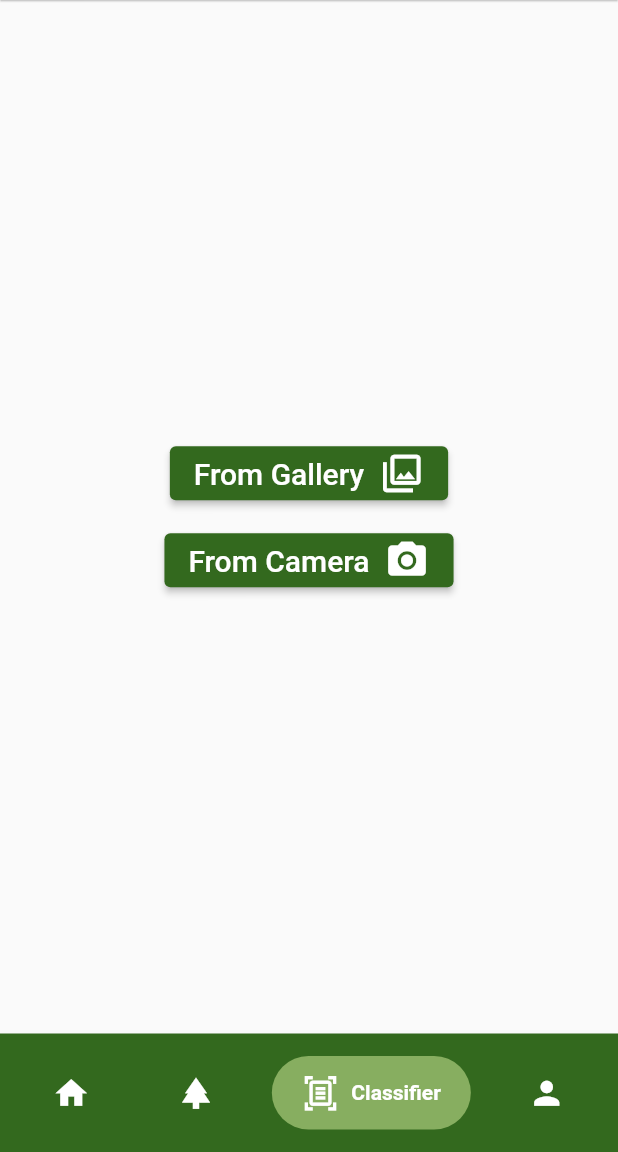
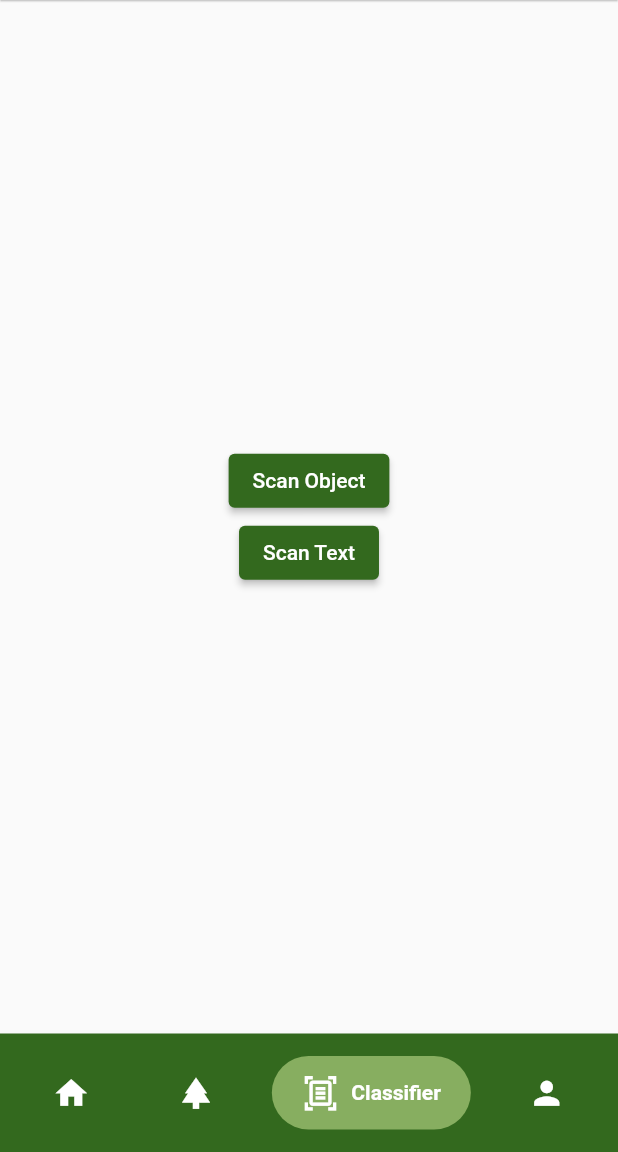
Before and after one commit to Ghadaaljariwi/iRecycle, a Flutter app: the HomePage screen opened directly, item 3 of the bottom bar chosen, on a phone screen of 412 x 824 dp, the part 84-1236 px from its top. Run offline on Flutter 3.47's test engine with Material 2 defaults, Android fonts, the phone set to English and light mode, and no system bars; drawn by our look-alikes of google_nav_bar; our stand-ins replace bloc, cached_network_image, cloud_firestore, cross_file, equatable, firebase_auth and 12 more; accounts and stored records are empty.

Commit message:
Revert "Merge branch 'mergee' of https://github.com/Ghadaaljariwi/iRecycle into mergee"
This reverts commit ed3dc6bdc706d30229abc4de2ebadfbb5c8dea33.

```diff
--- a/lib/main.dart
+++ b/lib/main.dart
@@ -15,8 +15,6 @@ import 'package:cloud_firestore/cloud_firestore.dart';
 import 'package:firebase_auth/firebase_auth.dart';
 import 'package:firebase_core/firebase_core.dart';
 import 'firebase_options.dart';
-import 'package:test/test.dart';
-import 'package:mockito/mockito.dart';
 
 Map<int, Color> color = {
   50: Color.fromARGB(255, 65, 102, 39),
--- a/lib/models/profileThreadItem.dart
+++ b/lib/models/profileThreadItem.dart
@@ -283,7 +283,7 @@ class _ProfileThreadItem extends State<ProfileThreadItem> {
                       Padding(
                         padding: const EdgeInsets.only(top: 6.0, bottom: 2.0),
                         child: Row(
-                          mainAxisAlignment: MainAxisAlignment.spaceEvenly,
+                          mainAxisAlignment: MainAxisAlignment.spaceAround,
                           children: <Widget>[
                             GestureDetector(
                               onTap: () => _updateLikeCount(
@@ -541,7 +541,7 @@ class _EditPost extends State<EditPost> {
       FBCloudStore.sendPostInFirebase(
           postId, name, writingTextController.text, post);
 
-      //showToastMessage("The post is under review by the admin");
+      showToastMessage("The post is under review by the admin");
 
       setState(() {
         _isLoading = false;
--- a/lib/pages/AdminHome.dart
+++ b/lib/pages/AdminHome.dart
@@ -215,7 +215,7 @@ class _AdminHomePageState extends State<AdminHomePage> {
                   color: Theme.of(context).accentColor,
                 ),
                 title: Text(
-                  'Log Out',
+                  'Logout',
                   style: TextStyle(
                       fontSize: _drawerFontSize,
                       color: Theme.of(context).accentColor),
--- a/lib/pages/AdminViewPost/AdminMaintread.dart
+++ b/lib/pages/AdminViewPost/AdminMaintread.dart
@@ -36,7 +36,7 @@ class _AdminThreadMain extends State<AdminThreadMain> {
       body: StreamBuilder<QuerySnapshot>(
           stream: FirebaseFirestore.instance
               .collection('thread')
-              //.where('state', isEqualTo: 'False')
+              .where('state', isEqualTo: 'False')
               .orderBy('postTimeStamp', descending: true)
               .snapshots(),
           builder: (context, snapshot) {
--- a/lib/pages/BlocCategories/categoryDetail.dart
+++ b/lib/pages/BlocCategories/categoryDetail.dart
@@ -71,8 +71,8 @@ class _CategoryDetailState extends State<CategoryDetail> {
                 widget.cat['image'].startsWith('http'))
               Image.network(
                 widget.cat['image'],
-                height: 450,
-                width: 450,
+                height: 150,
+                width: 150,
               ),
             SizedBox(height: 20),
             Text(
--- a/lib/pages/BlocCategories/categoryField.dart
+++ b/lib/pages/BlocCategories/categoryField.dart
@@ -49,7 +49,6 @@ class _CategoryFieldState extends State<CategoryField> {
     //context.read<CategoryBloc>().add(AddCategory(object: object));
 */
     addCategoryDB(NameController.text, DescriptionController.text, image);
-    showToastMessage("The category has been added successfully");
     Navigator.pop(context);
   }
 
--- a/lib/pages/homes.dart
+++ b/lib/pages/homes.dart
@@ -188,7 +188,7 @@ class _HomePageState extends State<HomePage> {
                 color: Theme.of(context).accentColor,
               ),
               title: Text(
-                'Log Out',
+                'Logout',
                 style: TextStyle(
                     fontSize: _drawerFontSize,
                     color: Theme.of(context).accentColor),
--- a/lib/pages/scan_object.dart
+++ b/lib/pages/scan_object.dart
@@ -32,8 +32,8 @@ class _CameraScreenState extends State<CameraScreen> {
     }
   }
 
-  Future<void> _pickImage(ImageSource source) async {
-    final pickedFile = await imagePicker.getImage(source: source);
+  Future<void> _pickImage() async {
+    final pickedFile = await imagePicker.getImage(source: ImageSource.gallery);
     if (pickedFile != null) {
       _sendImage(pickedFile.path);
     }
@@ -111,7 +111,6 @@ class _CameraScreenState extends State<CameraScreen> {
         child: new Column(
             mainAxisAlignment: MainAxisAlignment.center,
             children: <Widget>[
-              /*
               ElevatedButton(
                 child: Text('Scan Object'),
                 onPressed: () {
@@ -120,51 +119,11 @@ class _CameraScreenState extends State<CameraScreen> {
                   type = 'OBJECT_LOCALIZATION';
                 },
               ),
-              */
               ElevatedButton(
-                child: Row(
-                    crossAxisAlignment: CrossAxisAlignment.center,
-                    mainAxisSize: MainAxisSize.min,
-                    mainAxisAlignment: MainAxisAlignment.spaceEvenly,
-                    children: [
-                      Text('From Gallery',
-                          style: TextStyle(
-                            fontSize: 20,
-                          )),
-                      Padding(padding: EdgeInsets.all(5)),
-                      Icon(
-                        Icons.photo_library_outlined,
-                        size: 30,
-                      )
-                    ]),
+                child: Text('Scan Text'),
                 onPressed: () {
                   _getPermission();
-                  _pickImage(ImageSource.gallery);
-                  type = 'TEXT_DETECTION';
-                },
-              ),
-              SizedBox(
-                height: 10,
-              ),
-              ElevatedButton(
-                child: Row(
-                    crossAxisAlignment: CrossAxisAlignment.center,
-                    mainAxisSize: MainAxisSize.min,
-                    mainAxisAlignment: MainAxisAlignment.spaceEvenly,
-                    children: [
-                      Text('From Camera',
-                          style: TextStyle(
-                            fontSize: 20,
-                          )),
-                      Padding(padding: EdgeInsets.all(5)),
-                      Icon(
-                        Icons.photo_camera,
-                        size: 30,
-                      )
-                    ]),
-                onPressed: () {
-                  _getPermission();
-                  _pickImage(ImageSource.camera);
+                  _pickImage();
                   type = 'TEXT_DETECTION';
                 },
               ),
--- a/lib/pages/widgets/threadMain.dart
+++ b/lib/pages/widgets/threadMain.dart
@@ -35,7 +35,7 @@ class _ThreadMain extends State<ThreadMain> {
       body: StreamBuilder<QuerySnapshot>(
           stream: FirebaseFirestore.instance
               .collection('thread')
-              //.where('state', isEqualTo: 'True')
+              .where('state', isEqualTo: 'True')
               .orderBy('postTimeStamp', descending: true)
               .snapshots(),
           builder: (context, snapshot) {
--- a/lib/pages/widgets/writePost.dart
+++ b/lib/pages/widgets/writePost.dart
@@ -124,8 +124,6 @@ class _WritePost extends State<WritePost> {
           writingTextController.text,
           //widget.myData,
           postImageURL);
-
-      showToastMessage("The post is under review by the admin");
 
       setState(() {
         _isLoading = false;
--- a/lib/profile/profile_page.dart
+++ b/lib/profile/profile_page.dart
@@ -214,6 +214,7 @@ class _ProfilePageState extends State<ProfilePage> {
             color: Colors.black,
           ),
           Container(
+            height: 200,
             alignment: Alignment.centerLeft,
             padding: const EdgeInsets.only(top: 4.0),
             child: StreamBuilder<QuerySnapshot>(
--- a/pubspec.yaml
+++ b/pubspec.yaml
@@ -60,7 +60,7 @@ dependencies:
   google_vision: ^1.0.5+6
   smooth_page_indicator: ^1.0.0+2
   flutter_launcher_icons: ^0.10.0
-  url_launcher: ^6.1.8
+  url_launcher: ^6.1.9
 
 dev_dependencies:
   flutter_test:
@@ -72,7 +72,6 @@ dev_dependencies:
   # package. See that file for information about deactivating specific lint
   # rules and activating additional ones.
   flutter_lints: ^2.0.0
-  test: ^1.22.0
 
 flutter_icons:
   android: "launcher_icon"
```
Also changed, not shown: lib/pages/AdminViewPost/Adminitem.dart (+0 -18 lines), lib/testing/postAdviceTest.dart (deleted, +0 -10 lines), lib/testing/test1.dart (deleted, +0 -9 lines), 1 other file.
